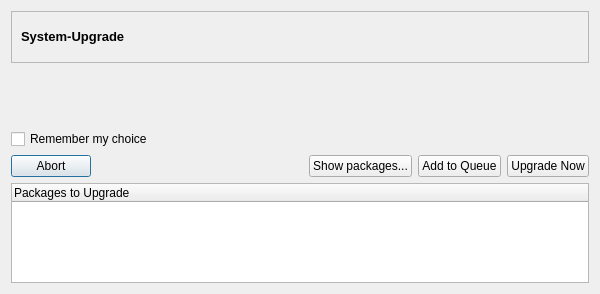
Before: the Qt Designer form trunk/shaman/ui/upgradeDialog.ui in drf/shaman1, drawn with Qt 5.
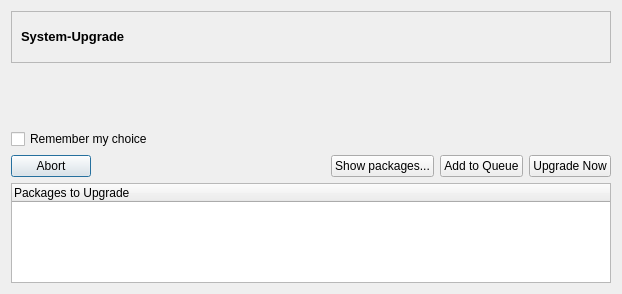
After: the same form once the commit is applied. Icons and pictures are not drawn.

```diff
--- a/trunk/shaman/ui/upgradeDialog.ui
+++ b/trunk/shaman/ui/upgradeDialog.ui
@@ -5,7 +5,7 @@
    <rect>
     <x>0</x>
     <y>0</y>
-    <width>600</width>
+    <width>622</width>
     <height>294</height>
    </rect>
   </property>
```
Left out of the diff: 3 changed lines with no effect on the pictures.
